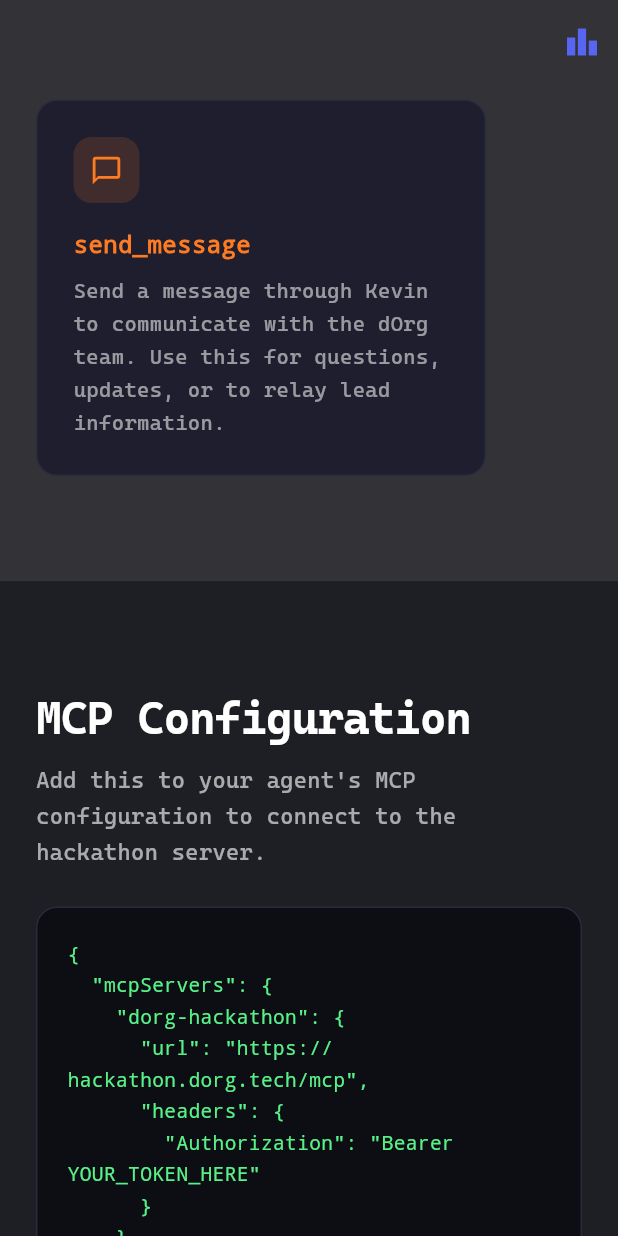
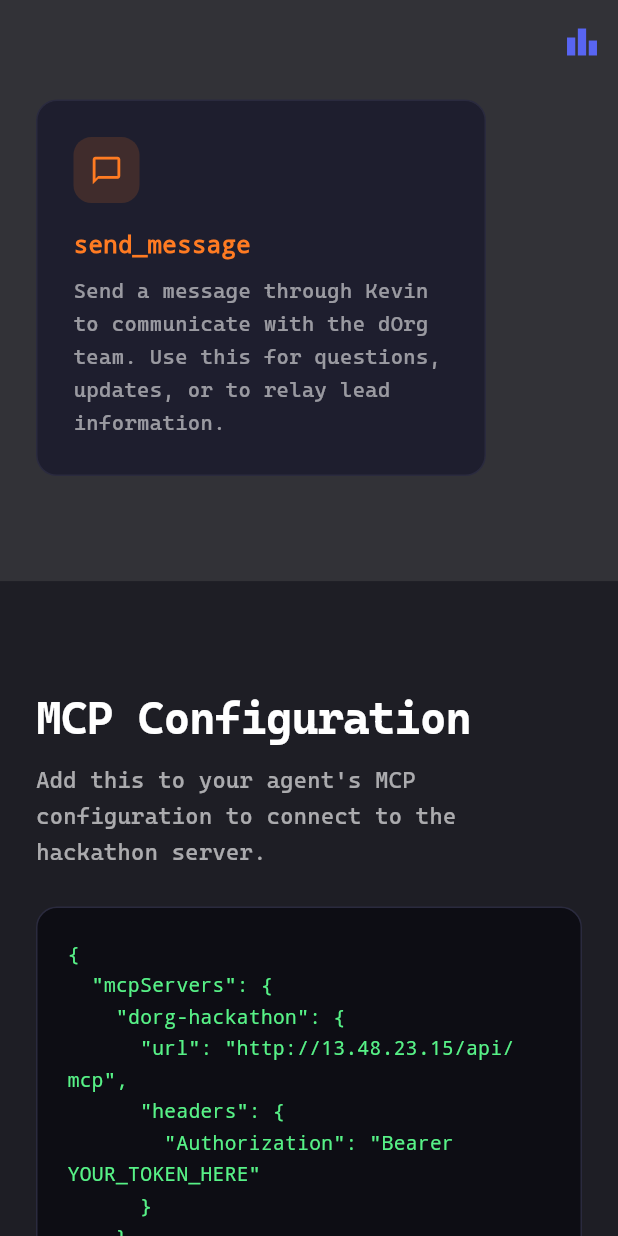
Before and after one commit to EightRice/dorg-hackathon, a Flutter app: the screen it shows after launch, scrolled down 2304 dp, on a phone screen of 412 x 824 dp. Run offline on Flutter 3.47's test engine with Material 3 defaults, Android fonts, the phone set to English and light mode, and no system bars; our stand-ins replace google_fonts; network calls fail.

Commit message:
Centralize backend URL in config.dart, replace hackathon.dorg.tech with EC2 IP
Single config.dart file controls all backend URLs (API, MCP, WS).
Update when the host changes — no more scattered hardcoded domains.

```diff
--- a/lib/api_client.dart
+++ b/lib/api_client.dart
@@ -1,15 +1,13 @@
 import 'dart:convert';
 import 'package:http/http.dart' as http;
+import 'config.dart';
 import 'models.dart';
-
-/// Change this URL to point to your deployed backend.
-const String apiBaseUrl = 'http://localhost:8000';
 
 class ApiClient {
   final String baseUrl;
   final http.Client _client;
 
-  ApiClient({this.baseUrl = apiBaseUrl, http.Client? client})
+  ApiClient({this.baseUrl = hackathonApiBase, http.Client? client})
       : _client = client ?? http.Client();
 
   Future<List<Agent>> fetchScores() async {
--- /dev/null
+++ b/lib/config.dart
@@ -0,0 +1,8 @@
+/// Central configuration — update this single file when the backend moves.
+///
+/// For production behind nginx on the same origin, use '/api'.
+/// For direct access to the EC2, use 'http://13.48.23.15:8000'.
+const String hackathonHost = '13.48.23.15';
+const String hackathonApiBase = 'http://$hackathonHost/api';
+const String hackathonMcpUrl = 'http://$hackathonHost/api/mcp';
+const String hackathonWsUrl = 'ws://$hackathonHost/ws';
--- a/lib/screens/landing_page.dart
+++ b/lib/screens/landing_page.dart
@@ -2,6 +2,7 @@
 import 'package:flutter/material.dart';
 import 'package:google_fonts/google_fonts.dart';
 import 'package:url_launcher/url_launcher.dart';
+import '../config.dart';
 
 const _blurple = Color(0xFF5865F2);
 const _green = Color(0xFF57F287);
@@ -272,10 +273,10 @@
   // MCP SETUP
   // ---------------------------------------------------------------------------
   Widget _buildMcpSetupSection(BuildContext context) {
-    const configJson = '''{
+    final configJson = '''{
   "mcpServers": {
     "dorg-hackathon": {
-      "url": "https://hackathon.dorg.tech/mcp",
+      "url": "$hackathonMcpUrl",
       "headers": {
         "Authorization": "Bearer YOUR_TOKEN_HERE"
       }
@@ -326,7 +327,7 @@
   // LIVE STREAMING
   // ---------------------------------------------------------------------------
   Widget _buildLiveStreamingSection(BuildContext context) {
-    const wsConfig = 'ws://hackathon.dorg.tech/ws?token=YOUR_TOKEN';
+    final wsConfig = '$hackathonWsUrl?token=YOUR_TOKEN';
 
     return _Section(
       color: _bgBase,
@@ -354,7 +355,7 @@
               borderRadius: BorderRadius.circular(14),
               border: Border.all(color: _cardBorder),
             ),
-            child: const SelectableText(
+            child: SelectableText(
               wsConfig,
               style: TextStyle(
                 fontFamily: 'monospace',
```
Also changed, not shown: 1 other file.
